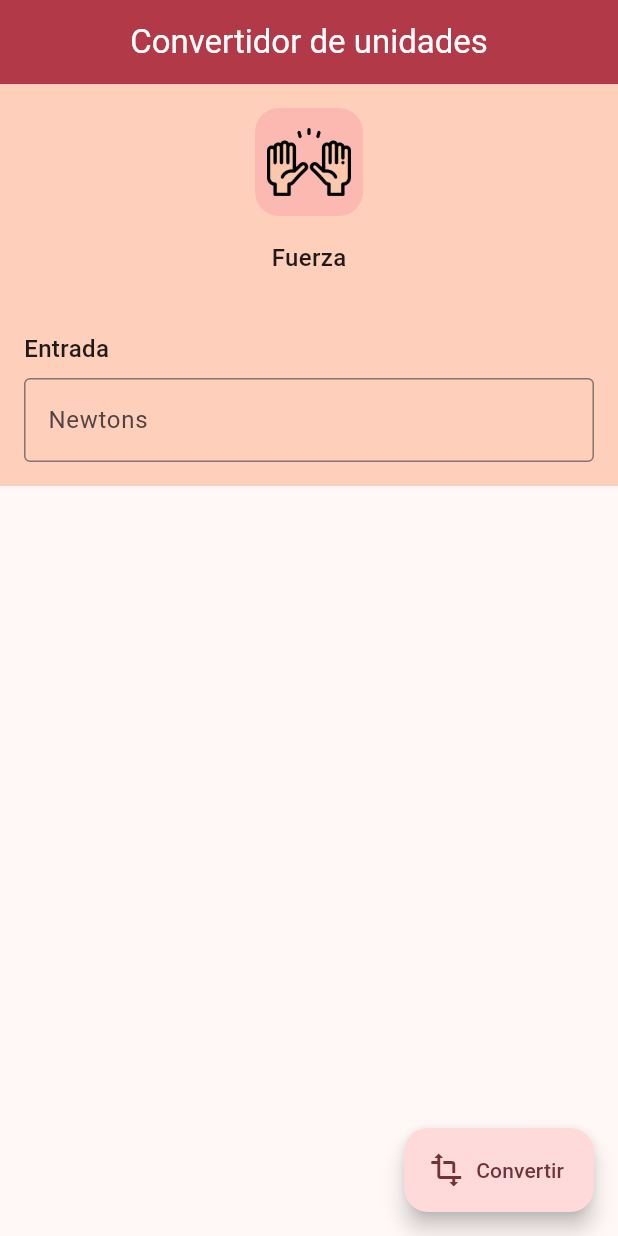
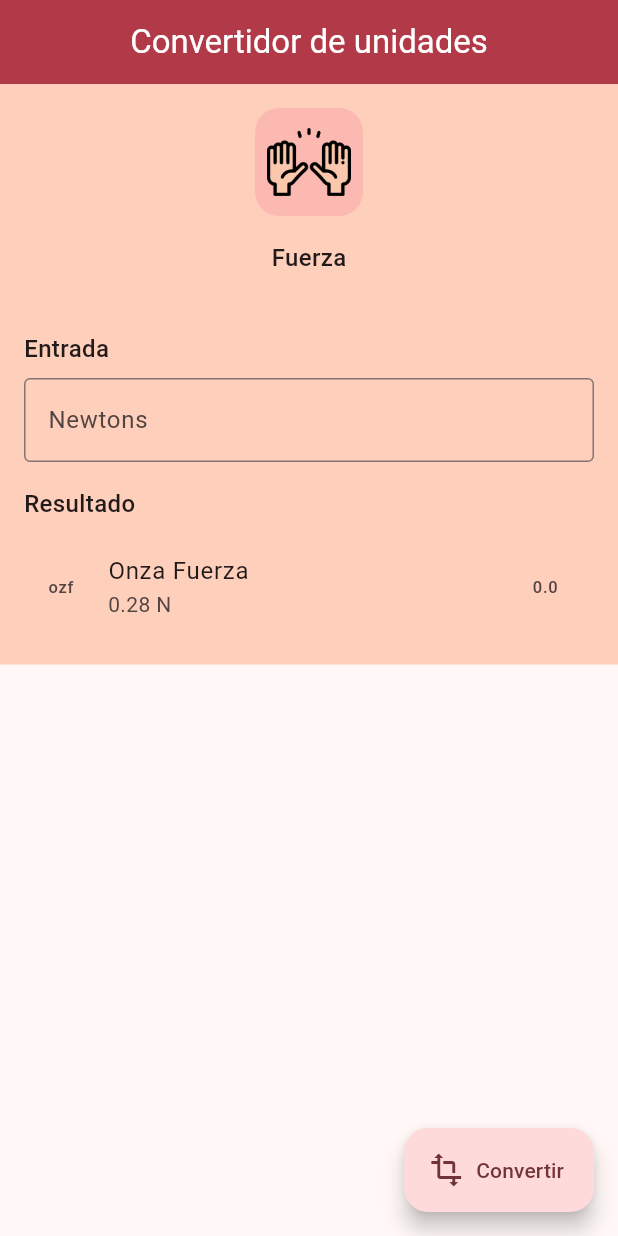
Before and after one commit to arpafer/Curso-Frogames-de-DART-A-FLUTTER, a Flutter app: the screen it shows after launch, after a tap on "Convertir", on a phone screen of 412 x 824 dp. Run offline on Flutter 3.47's test engine with Material 3 defaults, Android fonts, the phone set to English and light mode, and no system bars.

Commit message:
Se codifica la lógica de la variable _onzaFuerzaValue que es la que va a tener el resultado de la conversión

```diff
--- a/U6_UniConverter/uni_converter_app/lib/screens/home_screen.dart
+++ b/U6_UniConverter/uni_converter_app/lib/screens/home_screen.dart
@@ -4,8 +4,11 @@ import 'package:uni_converter_app/widgets/type_converter_widget.dart';
 class HomeScreen extends StatelessWidget {
   HomeScreen({super.key});
   final TextEditingController _valueConverter = TextEditingController();
+  String _onzaFuerzaValue = "0.0";
+
   _converterUnits() {
-    print("Valor recogido: ${_valueConverter.text}");
+    double valueConverter = double.parse(_valueConverter.text);
+    _onzaFuerzaValue = (valueConverter * 3.59694).toString();
   }
 
   @override
@@ -38,7 +41,17 @@ class HomeScreen extends StatelessWidget {
                   controller: _valueConverter,
                   keyboardType: TextInputType.number,
                   decoration: const InputDecoration(
-                      border: OutlineInputBorder(), label: Text("Newtons")))
+                      border: OutlineInputBorder(), label: Text("Newtons"))),
+              const SizedBox(height: 16),
+              const Text("Resultado",
+                  style: TextStyle(fontSize: 16, fontWeight: FontWeight.w500)),
+              const SizedBox(height: 8),
+              ListTile(
+                title: const Text("Onza Fuerza"),
+                subtitle: const Text('0.28 N'),
+                leading: const Text("ozf"),
+                trailing: Text(_onzaFuerzaValue)
+              )
             ]),
           ),
         ),
```
